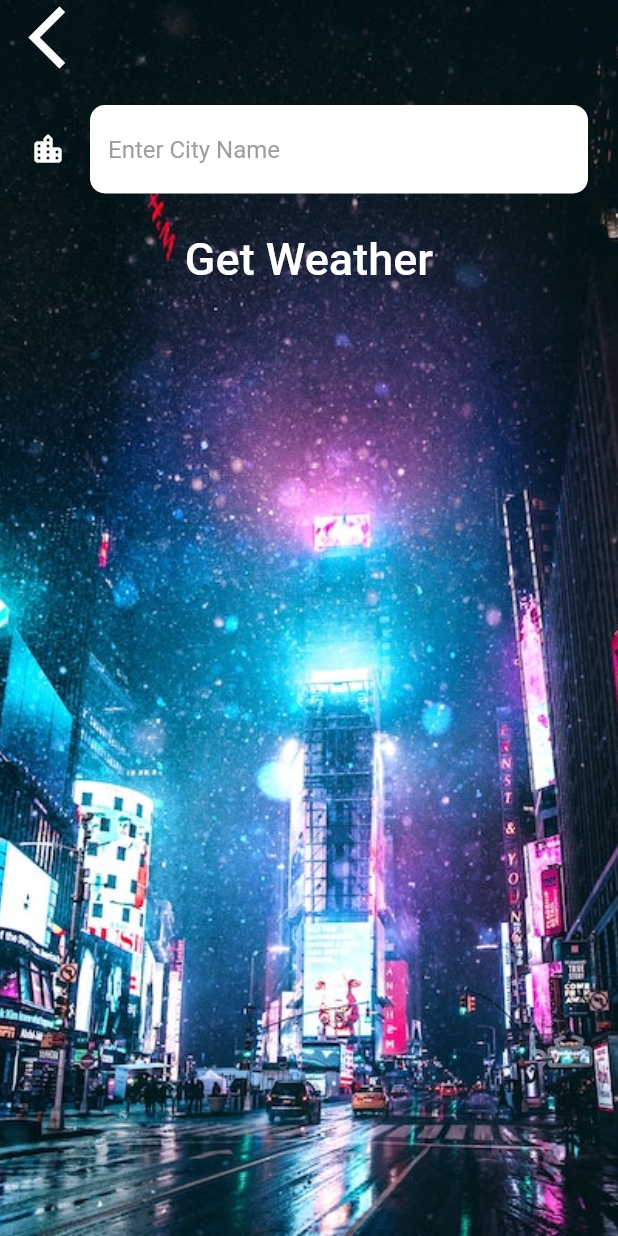
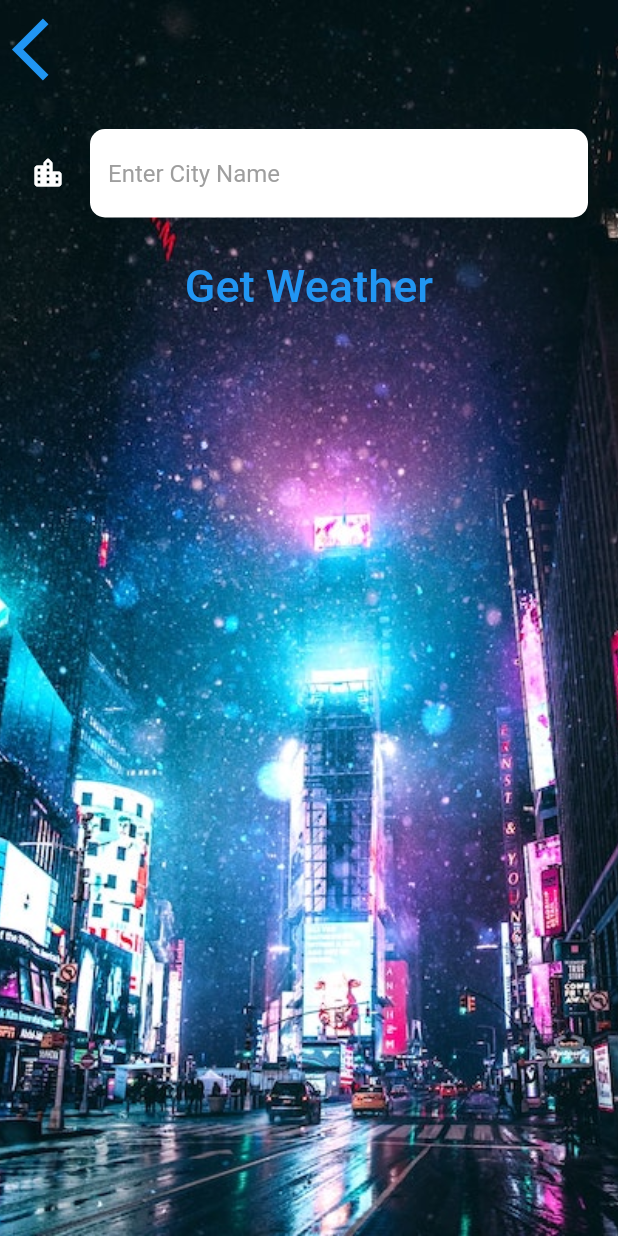
Before and after one commit to mhmadip/climate_flutter_app, a Flutter app: the CityScreen screen opened directly, on a phone screen of 412 x 824 dp. Run offline on Flutter 3.47's test engine with Material 2 defaults, Android fonts, the phone set to English and light mode, and no system bars; our stand-ins replace flutter_spinkit, geolocator; Roboto replaces fonts that are missing (Spartan MB).

Commit message:
Initial commit

```diff
--- a/lib/screens/city_screen.dart
+++ b/lib/screens/city_screen.dart
@@ -24,7 +24,7 @@ class _CityScreenState extends State<CityScreen> {
             children: <Widget>[
               Align(
                 alignment: Alignment.topLeft,
-                child: FlatButton(
+                child: TextButton(
                   onPressed: () {
                     Navigator.pop(context);
                   },
@@ -42,7 +42,7 @@ class _CityScreenState extends State<CityScreen> {
                   decoration: kTextFieldInputDecoration,
                 ),
               ),
-              FlatButton(
+              TextButton(
                 onPressed: () {
                   Navigator.pop(context, cityName);
                 },
```
